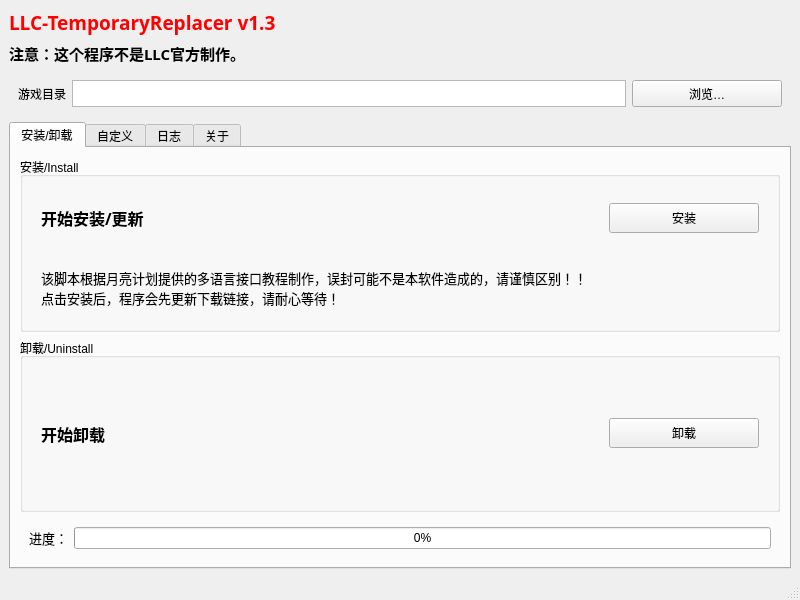
First picture: the form in llc-tr-ui.ui, repository EveGlowLuna/LLC-TemporaryReplacer, before the edit.
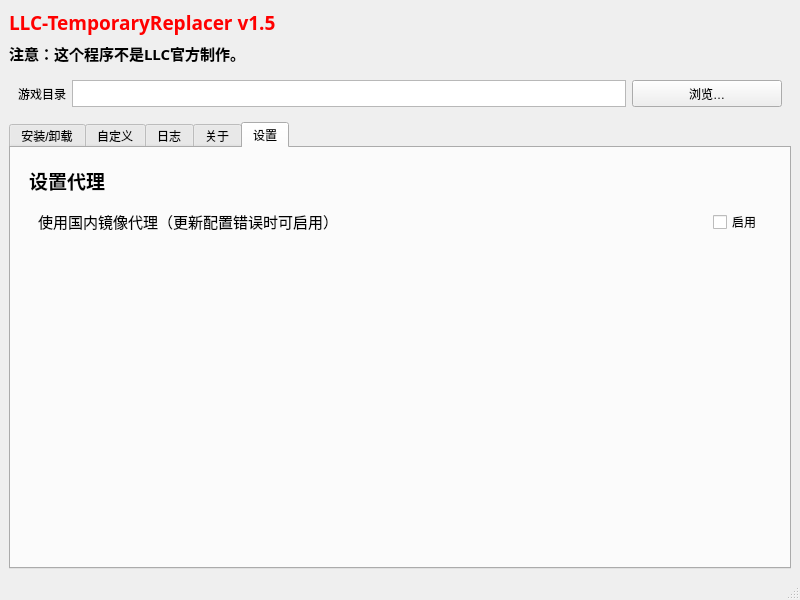
Second picture: the form after the edit. The open tabs and pages were chosen to show the change.

Commit message: 更新模组

The edit to the form file:
```diff
--- a/llc-tr-ui.ui
+++ b/llc-tr-ui.ui
@@ -40,7 +40,7 @@
        </font>
       </property>
       <property name="text">
-       <string>&lt;html&gt;&lt;head/&gt;&lt;body&gt;&lt;p&gt;&lt;span style=&quot; color:#ff0000;&quot;&gt;LLC-TemporaryReplacer v1.3&lt;/span&gt;&lt;/p&gt;&lt;/body&gt;&lt;/html&gt;</string>
+       <string>&lt;html&gt;&lt;head/&gt;&lt;body&gt;&lt;p&gt;&lt;span style=&quot; color:#ff0000;&quot;&gt;LLC-TemporaryReplacer v1.5&lt;/span&gt;&lt;/p&gt;&lt;/body&gt;&lt;/html&gt;</string>
       </property>
      </widget>
     </item>
@@ -436,6 +436,91 @@
         </item>
        </layout>
       </widget>
+      <widget class="QWidget" name="setting">
+       <attribute name="title">
+        <string>设置</string>
+       </attribute>
+       <layout class="QVBoxLayout" name="verticalLayout_10">
+        <item>
+         <widget class="QWidget" name="widget_7" native="true">
+          <property name="sizePolicy">
+           <sizepolicy hsizetype="Preferred" vsizetype="Fixed">
+            <horstretch>0</horstretch>
+            <verstretch>0</verstretch>
+           </sizepolicy>
+          </property>
+          <layout class="QVBoxLayout" name="verticalLayout_11">
+           <item>
+            <widget class="QLabel" name="label_8">
+             <property name="sizePolicy">
+              <sizepolicy hsizetype="Preferred" vsizetype="Fixed">
+               <horstretch>0</horstretch>
+               <verstretch>0</verstretch>
+              </sizepolicy>
+             </property>
+             <property name="font">
+              <font>
+               <pointsize>14</pointsize>
+               <bold>true</bold>
+              </font>
+             </property>
+             <property name="text">
+              <string>设置代理</string>
+             </property>
+            </widget>
+           </item>
+           <item>
+            <widget class="QWidget" name="widget_9" native="true">
+             <property name="sizePolicy">
+              <sizepolicy hsizetype="Preferred" vsizetype="Fixed">
+               <horstretch>0</horstretch>
+               <verstretch>0</verstretch>
+              </sizepolicy>
+             </property>
+             <layout class="QHBoxLayout" name="horizontalLayout_7">
+              <item>
+               <widget class="QLabel" name="label_11">
+                <property name="sizePolicy">
+                 <sizepolicy hsizetype="Preferred" vsizetype="Fixed">
+                  <horstretch>0</horstretch>
+                  <verstretch>0</verstretch>
+                 </sizepolicy>
+                </property>
+                <property name="font">
+                 <font>
+                  <pointsize>11</pointsize>
+                  <bold>false</bold>
+                 </font>
+                </property>
+                <property name="text">
+                 <string>&lt;html&gt;&lt;head/&gt;&lt;body&gt;&lt;p&gt;使用国内镜像代理（更新配置错误时可启用）&lt;/p&gt;&lt;/body&gt;&lt;/html&gt;</string>
+                </property>
+               </widget>
+              </item>
+              <item>
+               <widget class="QCheckBox" name="use_mirror">
+                <property name="sizePolicy">
+                 <sizepolicy hsizetype="Maximum" vsizetype="Fixed">
+                  <horstretch>0</horstretch>
+                  <verstretch>0</verstretch>
+                 </sizepolicy>
+                </property>
+                <property name="text">
+                 <string>启用</string>
+                </property>
+               </widget>
+              </item>
+             </layout>
+            </widget>
+           </item>
+          </layout>
+         </widget>
+        </item>
+        <item>
+         <widget class="QWidget" name="widget_10" native="true"/>
+        </item>
+       </layout>
+      </widget>
      </widget>
     </item>
    </layout>
```
Left out of the diff: 13 changed lines with no effect on the pictures. The commit also changes 4 other files.
